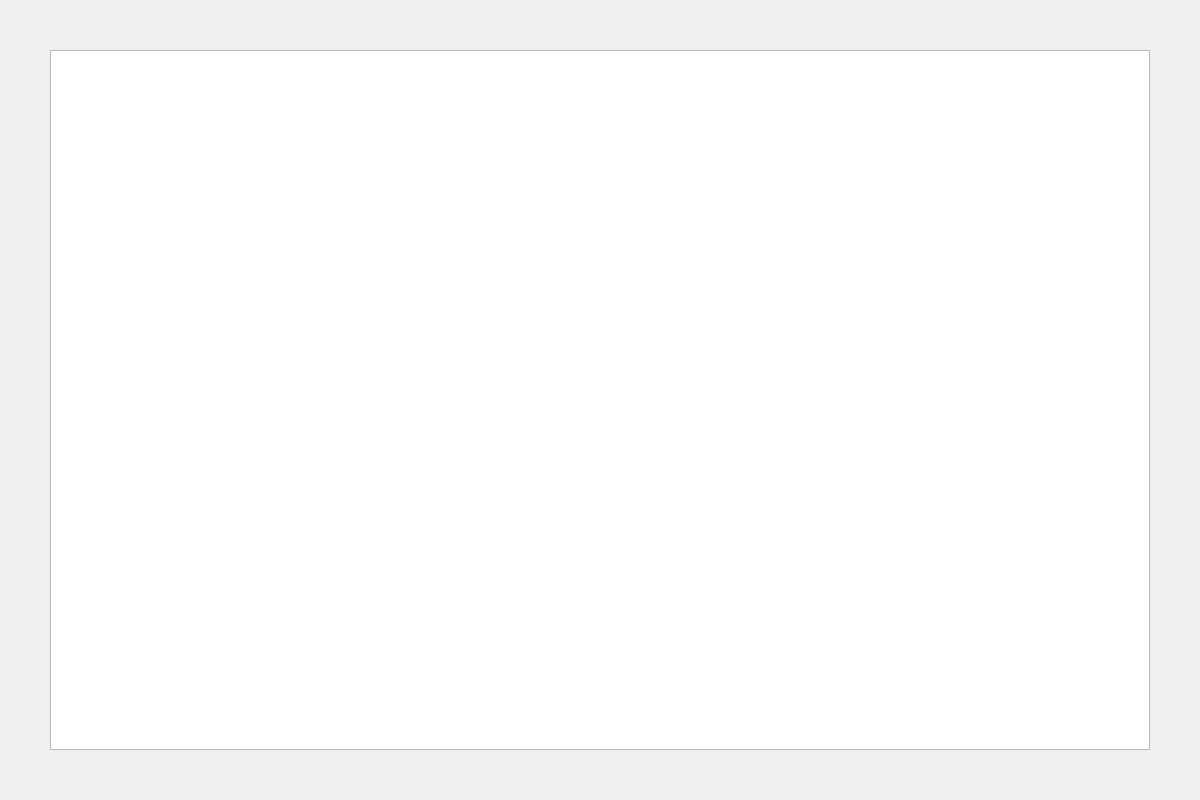
Before: the Qt Designer form structured_fund/ui.ui in easttosea/old_investor, drawn with Qt 5.
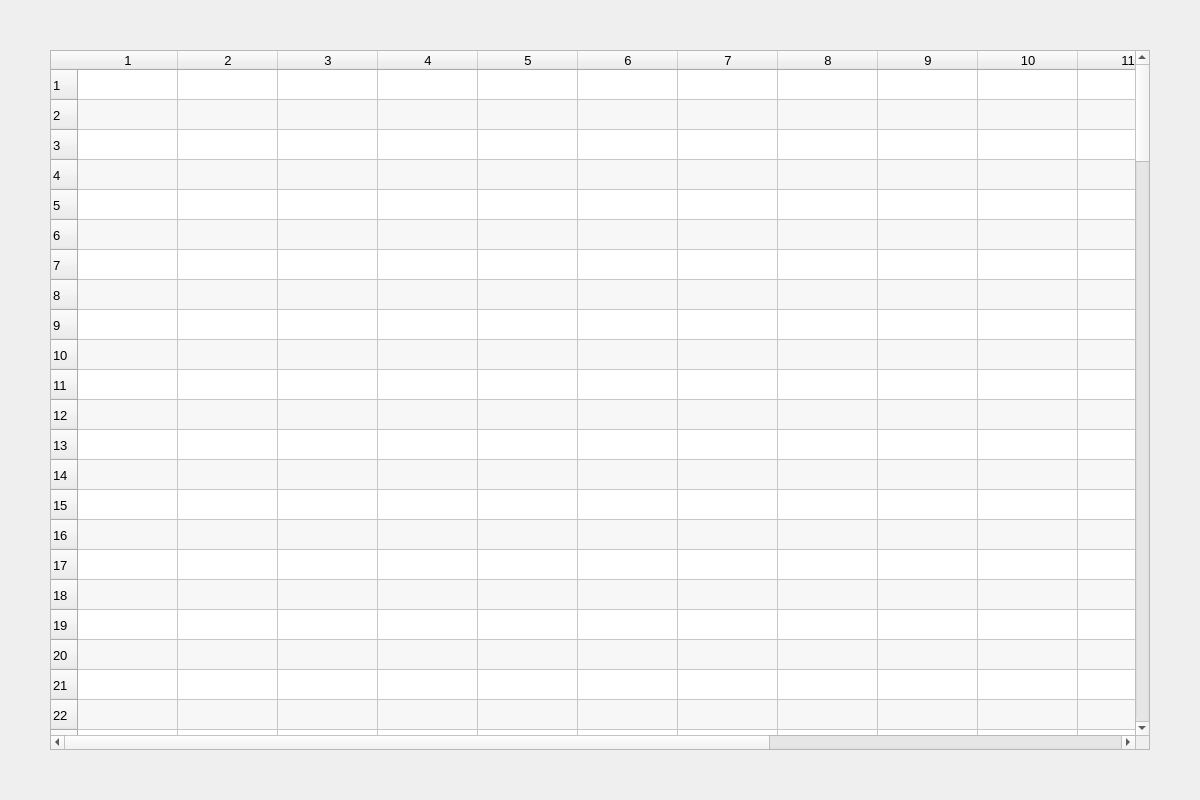
After: the same form once the commit is applied.

Diff of the .ui file:
```diff
--- a/structured_fund/ui.ui
+++ b/structured_fund/ui.ui
@@ -27,6 +27,183 @@
      <pointsize>10</pointsize>
     </font>
    </property>
+   <property name="alternatingRowColors">
+    <bool>true</bool>
+   </property>
+   <property name="sortingEnabled">
+    <bool>true</bool>
+   </property>
+   <property name="rowCount">
+    <number>150</number>
+   </property>
+   <property name="columnCount">
+    <number>15</number>
+   </property>
+   <row/>
+   <row/>
+   <row/>
+   <row/>
+   <row/>
+   <row/>
+   <row/>
+   <row/>
+   <row/>
+   <row/>
+   <row/>
+   <row/>
+   <row/>
+   <row/>
+   <row/>
+   <row/>
+   <row/>
+   <row/>
+   <row/>
+   <row/>
+   <row/>
+   <row/>
+   <row/>
+   <row/>
+   <row/>
+   <row/>
+   <row/>
+   <row/>
+   <row/>
+   <row/>
+   <row/>
+   <row/>
+   <row/>
+   <row/>
+   <row/>
+   <row/>
+   <row/>
+   <row/>
+   <row/>
+   <row/>
+   <row/>
+   <row/>
+   <row/>
+   <row/>
+   <row/>
+   <row/>
+   <row/>
+   <row/>
+   <row/>
+   <row/>
+   <row/>
+   <row/>
+   <row/>
+   <row/>
+   <row/>
+   <row/>
+   <row/>
+   <row/>
+   <row/>
+   <row/>
+   <row/>
+   <row/>
+   <row/>
+   <row/>
+   <row/>
+   <row/>
+   <row/>
+   <row/>
+   <row/>
+   <row/>
+   <row/>
+   <row/>
+   <row/>
+   <row/>
+   <row/>
+   <row/>
+   <row/>
+   <row/>
+   <row/>
+   <row/>
+   <row/>
+   <row/>
+   <row/>
+   <row/>
+   <row/>
+   <row/>
+   <row/>
+   <row/>
+   <row/>
+   <row/>
+   <row/>
+   <row/>
+   <row/>
+   <row/>
+   <row/>
+   <row/>
+   <row/>
+   <row/>
+   <row/>
+   <row/>
+   <row/>
+   <row/>
+   <row/>
+   <row/>
+   <row/>
+   <row/>
+   <row/>
+   <row/>
+   <row/>
+   <row/>
+   <row/>
+   <row/>
+   <row/>
+   <row/>
+   <row/>
+   <row/>
+   <row/>
+   <row/>
+   <row/>
+   <row/>
+   <row/>
+   <row/>
+   <row/>
+   <row/>
+   <row/>
+   <row/>
+   <row/>
+   <row/>
+   <row/>
+   <row/>
+   <row/>
+   <row/>
+   <row/>
+   <row/>
+   <row/>
+   <row/>
+   <row/>
+   <row/>
+   <row/>
+   <row/>
+   <row/>
+   <row/>
+   <row/>
+   <row/>
+   <row/>
+   <row/>
+   <row/>
+   <row/>
+   <row/>
+   <row/>
+   <column/>
+   <column/>
+   <column/>
+   <column/>
+   <column/>
+   <column/>
+   <column/>
+   <column/>
+   <column/>
+   <column/>
+   <column/>
+   <column/>
+   <column/>
+   <column/>
+   <column/>
   </widget>
  </widget>
  <resources/>
```
